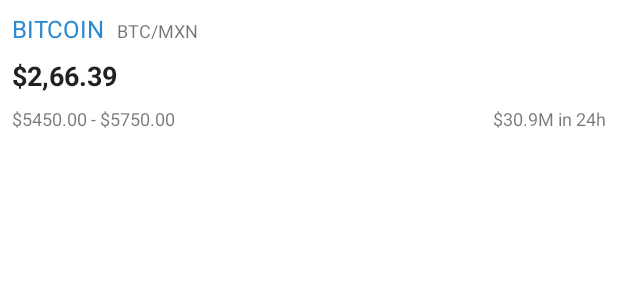
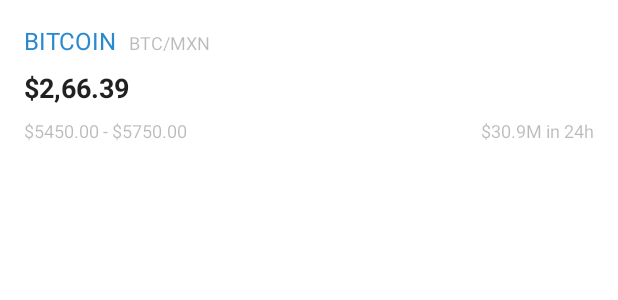
Before and after one commit to AlfredoBejarano/Bitso-code-challenge, an Android app: the layout item_book.xml on its own in the app's theme, with its tools: preview values and no code run, on a phone screen of 412 x 824 dp. Shown: the top 300 px of the screen. Run offline under Robolectric (Android 15) with nearby library versions, the phone set to English and light mode, and no system bars.

Commit message:
Update item_book.xml
Add UI text to book list

```diff
--- /dev/null
+++ b/app/src/main/java/me/alfredobejarano/bitsocodechallenge/utils/StringUtils.kt
@@ -0,0 +1,30 @@
+package me.alfredobejarano.bitsocodechallenge.utils
+
+private const val DAI = "dai"
+private const val GOLEM = "gnt"
+private const val RIPPLE = "xrp"
+private const val BITCOIN = "btc"
+private const val ETHEREUM = "eth"
+private const val LITECOIN = "ltc"
+private const val TRUEUSD = "tusd"
+private const val BITCOIN_CASH = "bch"
+private const val DECENTRALAND = "mana"
+private const val BASIC_ATTENTION_TOKEN = "bat"
+
+fun String?.getCryptoName() = this?.split("_")?.first()?.let { coinName ->
+    when (coinName) {
+        DAI -> "Dai"
+        GOLEM -> "Golem"
+        RIPPLE -> "Ripple"
+        TRUEUSD -> "TrueUSD"
+        BITCOIN -> "Bitcoin"
+        ETHEREUM -> "Ethereum"
+        LITECOIN -> "Litecoin"
+        BITCOIN_CASH -> "Bitcoin Cash"
+        DECENTRALAND -> "Decentraland"
+        BASIC_ATTENTION_TOKEN -> "Basic Attention Token"
+        else -> coinName
+    }
+} ?: run {
+    ""
+}
--- a/app/src/main/res/layout/item_book.xml
+++ b/app/src/main/res/layout/item_book.xml
@@ -2,6 +2,10 @@
 <layout>
 
     <data>
+
+        <import type="me.alfredobejarano.bitsocodechallenge.utils.NumberUtilsKt" />
+
+        <import type="me.alfredobejarano.bitsocodechallenge.utils.StringUtilsKt" />
 
         <variable
             name="book"
@@ -13,13 +17,14 @@
         xmlns:tools="http://schemas.android.com/tools"
         android:layout_width="match_parent"
         android:layout_height="wrap_content"
-        android:padding="8dp">
+        android:background="?android:attr/selectableItemBackground"
+        android:padding="16dp">
 
         <TextView
             android:id="@+id/book_name"
             android:layout_width="wrap_content"
             android:layout_height="wrap_content"
-            android:text="@{book.book.substring(0,2)}"
+            android:text="@{StringUtilsKt.getCryptoName(book.book)}"
             android:textAllCaps="true"
             android:textColor="?android:attr/colorAccent"
             android:textSize="16sp"
@@ -28,13 +33,12 @@
             tools:text="Bitcoin" />
 
         <TextView
+            style="@style/AppTheme.TertiaryTextAppearance"
             android:layout_width="wrap_content"
             android:layout_height="wrap_content"
             android:layout_marginStart="8dp"
             android:text="@{book.book}"
             android:textAllCaps="true"
-            android:textColor="?android:attr/textColorTertiary"
-            android:textSize="12sp"
             app:layout_constraintBaseline_toBaselineOf="@id/book_name"
             app:layout_constraintBottom_toBottomOf="@id/book_name"
             app:layout_constraintStart_toEndOf="@+id/book_name"
@@ -46,6 +50,7 @@
             android:layout_width="wrap_content"
             android:layout_height="wrap_content"
             android:layout_marginTop="8dp"
+            android:text="@{NumberUtilsKt.asPrice(book.lastPrice)}"
             android:textColor="?android:attr/textColorPrimary"
             android:textSize="18sp"
             android:textStyle="bold"
@@ -55,11 +60,11 @@
 
         <TextView
             android:id="@+id/dayLowHigh"
+            style="@style/AppTheme.TertiaryTextAppearance"
             android:layout_width="wrap_content"
             android:layout_height="wrap_content"
             android:layout_marginTop="8dp"
-            android:textColor="?android:attr/textColorTertiary"
-            android:textSize="12sp"
+            android:text="@{@string/dash_separator(NumberUtilsKt.asPrice(book.dayLow),NumberUtilsKt.asPrice(book.dayHigh))}"
             app:layout_constraintBottom_toBottomOf="parent"
             app:layout_constraintStart_toStartOf="parent"
             app:layout_constraintTop_toBottomOf="@id/book_last_price"
@@ -67,11 +72,11 @@
 
         <TextView
             android:id="@+id/volume"
+            style="@style/AppTheme.TertiaryTextAppearance"
             android:layout_width="wrap_content"
             android:layout_height="wrap_content"
             android:layout_marginTop="8dp"
-            android:textColor="?android:attr/textColorTertiary"
-            android:textSize="12sp"
+            android:text="@{@string/daily_volume(NumberUtilsKt.asPrice(book.volume))}"
             app:layout_constraintBottom_toBottomOf="parent"
             app:layout_constraintEnd_toEndOf="parent"
             app:layout_constraintTop_toBottomOf="@id/book_last_price"
--- a/app/src/main/res/values/strings.xml
+++ b/app/src/main/res/values/strings.xml
@@ -2,4 +2,6 @@
     <string name="app_name">Bitso Code Challenge</string>
     <string name="generic_error_message">Something wrong happened!</string>
     <string name="retry">Retry</string>
+    <string name="dash_separator" translatable="false">%s - %s</string>
+    <string name="daily_volume">%s in 24h</string>
 </resources>
--- a/app/src/main/res/values/styles.xml
+++ b/app/src/main/res/values/styles.xml
@@ -3,4 +3,10 @@
     <style name="AppTheme" parent="Theme.MaterialComponents.DayNight.NoActionBar">
         <item name="colorAccent">@color/colorAccent</item>
     </style>
+
+    <style name="AppTheme.TertiaryTextAppearance">
+        <item name="android:alpha">0.5</item>
+        <item name="android:textSize">12sp</item>
+        <item name="android:textColor">?android:attr/textColorTertiary</item>
+    </style>
 </resources>
```
Also changed, not shown: app/src/main/java/me/alfredobejarano/bitsocodechallenge/utils/NumberUtils.kt (added, +12 -0 lines).
